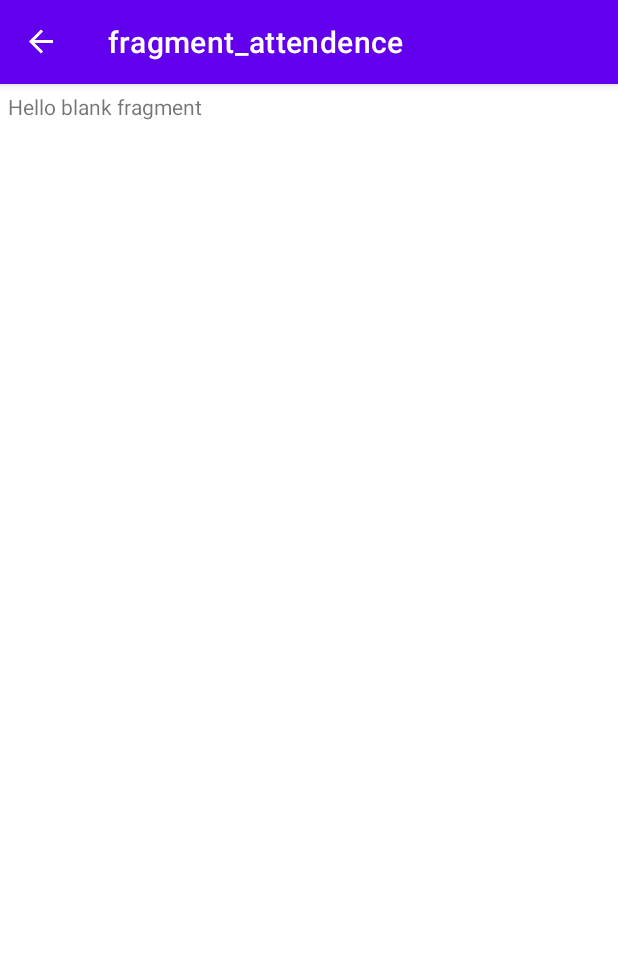
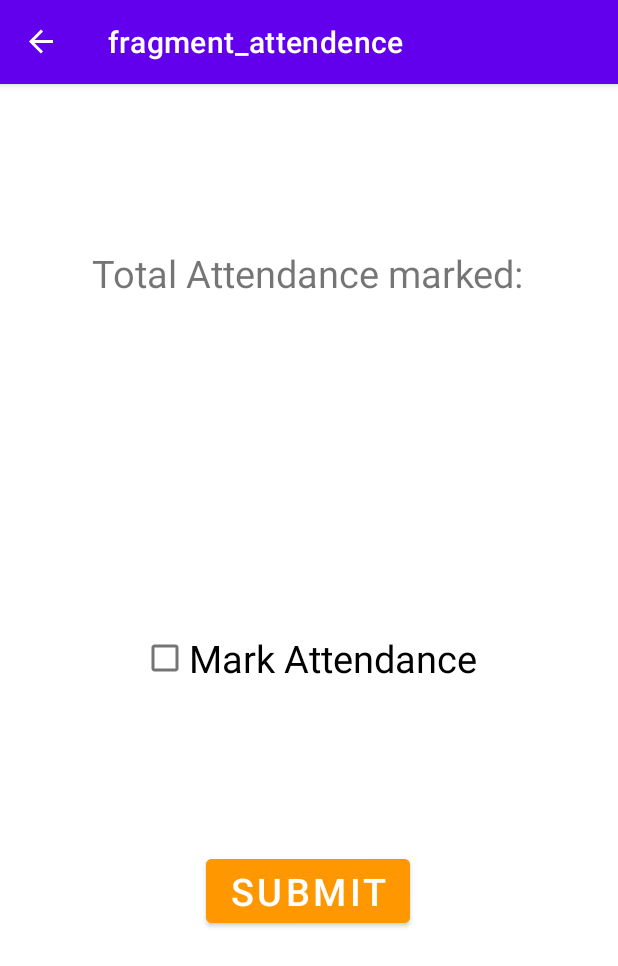
Before and after one commit to theankushrai/HostelManagement, an Android app: the Attendence screen opened through its navigation route, on a phone screen of 412 x 824 dp. Shown: the top 966 px of the screen. Run offline under Robolectric (Android 15) with nearby library versions, the phone set to English and light mode, and no system bars; our stand-ins replace data binding, navigation-ui.

Commit message:
layout of attendence fragment updated

```diff
--- a/app/src/main/java/com/example/hostelmanagement/student/AfterLogin.kt
+++ b/app/src/main/java/com/example/hostelmanagement/student/AfterLogin.kt
@@ -27,7 +27,7 @@ class AfterLogin : Fragment() {
             it.findNavController().navigate(R.id.action_afterLogin_to_personalDetails)
         }
         binding.attendenceButton.setOnClickListener {
-            it.findNavController().navigate(R.id.action_afterLogin_to_personalDetails)
+            it.findNavController().navigate(R.id.action_afterLogin_to_attendence)
         }
         binding.studentNoticeButton.setOnClickListener {
             it.findNavController().navigate(R.id.action_afterLogin_to_studentNotice)
--- a/app/src/main/java/com/example/hostelmanagement/student/Attendence.kt
+++ b/app/src/main/java/com/example/hostelmanagement/student/Attendence.kt
@@ -5,16 +5,54 @@ import androidx.fragment.app.Fragment
 import android.view.LayoutInflater
 import android.view.View
 import android.view.ViewGroup
+import android.widget.Toast
+import androidx.databinding.DataBindingUtil
 import com.example.hostelmanagement.R
+import com.example.hostelmanagement.databinding.FragmentAttendenceBinding
 
 class Attendence : Fragment() {
 
+    lateinit var binding:FragmentAttendenceBinding
     override fun onCreateView(
         inflater: LayoutInflater, container: ViewGroup?,
         savedInstanceState: Bundle?
     ): View? {
         // Inflate the layout for this fragment
-        return inflater.inflate(R.layout.fragment_attendence, container, false)
+        binding=DataBindingUtil.inflate(layoutInflater,R.layout.fragment_attendence,container,false)
+
+        //On Click Listeners
+        binding.submitAttendenceButton.setOnClickListener {
+            onSubmitAttendence()
+        }
+        binding.returnToHomeButton.setOnClickListener {
+            returnToHome()
+        }
+
+
+        return binding.root
+
+    }
+
+    private fun returnToHome() {
+            binding.attendanceMarkedSuccessfulllyTextview.visibility=View.GONE
+            binding.returnToHomeButton.visibility=View.GONE
+            binding.attendenceSuccessfulImageview.visibility=View.GONE
+            binding.TotalAttendenceMarkedTextview.visibility=View.VISIBLE
+            binding.attendenceTextbox.visibility=View.VISIBLE
+            binding.submitAttendenceButton.visibility=View.VISIBLE
+        }
+
+    private fun onSubmitAttendence() {
+        if (binding.attendenceTextbox.isChecked==true){
+            binding.attendanceMarkedSuccessfulllyTextview.visibility=View.VISIBLE
+            binding.returnToHomeButton.visibility=View.VISIBLE
+            binding.attendenceSuccessfulImageview.visibility=View.VISIBLE
+            binding.TotalAttendenceMarkedTextview.visibility=View.GONE
+            binding.attendenceTextbox.visibility=View.GONE
+            binding.submitAttendenceButton.visibility=View.GONE
+        }
+        else Toast.makeText(context, "Check Box not checked", Toast.LENGTH_SHORT).show()
+
     }
 
 }
--- a/app/src/main/res/layout/fragment_attendence.xml
+++ b/app/src/main/res/layout/fragment_attendence.xml
@@ -1,14 +1,95 @@
 <?xml version="1.0" encoding="utf-8"?>
-<FrameLayout xmlns:android="http://schemas.android.com/apk/res/android"
-    xmlns:tools="http://schemas.android.com/tools"
-    android:layout_width="match_parent"
-    android:layout_height="match_parent"
-    tools:context=".student.Attendence">
-
-    <!-- TODO: Update blank fragment layout -->
-    <TextView
+<layout>
+    <androidx.constraintlayout.widget.ConstraintLayout xmlns:android="http://schemas.android.com/apk/res/android"
+        xmlns:tools="http://schemas.android.com/tools"
         android:layout_width="match_parent"
         android:layout_height="match_parent"
-        android:text="@string/hello_blank_fragment" />
+        xmlns:app="http://schemas.android.com/apk/res-auto"
+        tools:context=".student.Attendence">
 
-</FrameLayout>
+        <!-- TODO: Update blank fragment layout -->
+        <TextView
+            android:id="@+id/Total_Attendence_Marked_textview"
+            android:layout_width="wrap_content"
+            android:layout_height="wrap_content"
+            android:text="Total Attendance marked:"
+            android:textSize="25sp"
+            app:layout_constraintBottom_toBottomOf="parent"
+            app:layout_constraintEnd_toEndOf="parent"
+            app:layout_constraintHorizontal_bias="0.496"
+            app:layout_constraintStart_toStartOf="parent"
+            app:layout_constraintTop_toTopOf="parent"
+            app:layout_constraintVertical_bias="0.143" />
+
+        <CheckBox
+            android:id="@+id/attendence_textbox"
+            android:layout_width="wrap_content"
+            android:layout_height="wrap_content"
+            android:text="Mark Attendance"
+            android:textSize="25sp"
+            app:layout_constraintBottom_toBottomOf="parent"
+            app:layout_constraintEnd_toEndOf="parent"
+            app:layout_constraintStart_toStartOf="parent"
+            app:layout_constraintTop_toBottomOf="@+id/Total_Attendence_Marked_textview"
+            app:layout_constraintVertical_bias="0.377" />
+
+        <Button
+            android:id="@+id/submit_attendence_button"
+            android:layout_width="wrap_content"
+            android:layout_height="wrap_content"
+            android:backgroundTint="@color/button"
+            android:text="Submit"
+            android:textSize="25sp"
+            app:layout_constraintBottom_toBottomOf="parent"
+            app:layout_constraintEnd_toEndOf="parent"
+            app:layout_constraintHorizontal_bias="0.498"
+            app:layout_constraintStart_toStartOf="parent"
+            app:layout_constraintTop_toBottomOf="@+id/attendence_textbox"
+            app:layout_constraintVertical_bias="0.346" />
+        <ImageView
+            android:id="@+id/attendence_successful_imageview"
+            android:layout_width="186dp"
+            android:layout_height="178dp"
+            android:visibility="gone"
+            app:layout_constraintBottom_toBottomOf="parent"
+            app:layout_constraintEnd_toEndOf="parent"
+            app:layout_constraintHorizontal_bias="0.497"
+            app:layout_constraintStart_toStartOf="parent"
+            app:layout_constraintTop_toTopOf="parent"
+            app:layout_constraintVertical_bias="0.067"
+            app:srcCompat="@drawable/registered" />
+
+        <TextView
+            android:id="@+id/attendance_marked_successfullly_textview"
+            android:layout_width="336dp"
+            android:layout_height="73dp"
+            android:gravity="center_horizontal"
+            android:text="Attendance Marked Successfully!"
+            android:visibility="gone"
+            android:textAlignment="center"
+            android:textSize="25sp"
+            android:textStyle="bold"
+            app:layout_constraintBottom_toBottomOf="parent"
+            app:layout_constraintEnd_toEndOf="parent"
+            app:layout_constraintHorizontal_bias="0.484"
+            app:layout_constraintStart_toStartOf="parent"
+            app:layout_constraintTop_toBottomOf="@+id/attendence_successful_imageview"
+            app:layout_constraintVertical_bias="0.155" />
+
+        <Button
+            android:id="@+id/return_to_home_button"
+            android:layout_width="wrap_content"
+            android:layout_height="wrap_content"
+            android:text="Return to home"
+            android:backgroundTint="@color/button"
+            android:textSize="25sp"
+            android:visibility="gone"
+            app:layout_constraintBottom_toBottomOf="parent"
+            app:layout_constraintEnd_toEndOf="parent"
+            app:layout_constraintStart_toStartOf="parent"
+            app:layout_constraintTop_toBottomOf="@+id/attendance_marked_successfullly_textview"
+            app:layout_constraintVertical_bias="0.354" />
+
+
+    </androidx.constraintlayout.widget.ConstraintLayout>
+</layout>
```
Also changed, not shown: app/src/main/res/drawable/registered.png (added).
